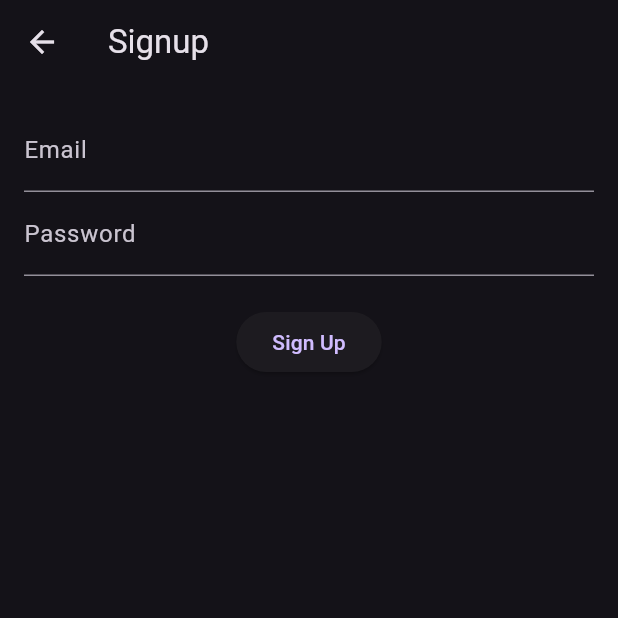
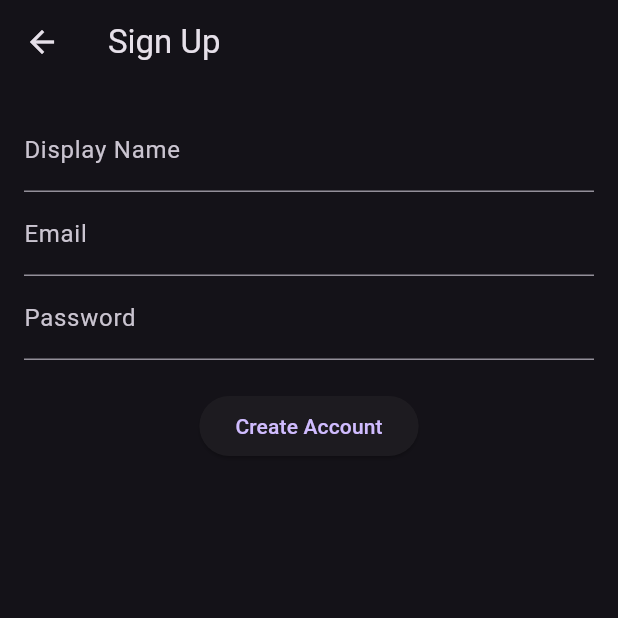
Before and after one commit to Jian-cod/gammer, a Flutter app: the SignupScreen screen opened by its route, on a phone screen of 412 x 824 dp, the top half of it. Run offline on Flutter 3.47's test engine with Material 3 defaults, Android fonts, the phone set to English and light mode, and no system bars; our stand-ins replace cloud_firestore, firebase_auth, firebase_core, firebase_messaging, flutter_local_notifications, video_player; accounts and stored records are empty.

```diff
--- a/lib/screens/signup_screen.dart
+++ b/lib/screens/signup_screen.dart
@@ -10,53 +10,81 @@ class SignupScreen extends StatefulWidget {
 }
 
 class _SignupScreenState extends State<SignupScreen> {
-  final emailController = TextEditingController();
-  final passwordController = TextEditingController();
+  final _formKey = GlobalKey<FormState>();
+  final _emailController = TextEditingController();
+  final _passwordController = TextEditingController();
+  final _nameController = TextEditingController();
 
-  Future<void> signup() async {
+  Future<void> _signup() async {
+    if (!_formKey.currentState!.validate()) return;
+
     try {
-      final userCredential = await FirebaseAuth.instance.createUserWithEmailAndPassword(
-        email: emailController.text.trim(),
-        password: passwordController.text.trim(),
-      );
+      final userCredential = await FirebaseAuth.instance
+          .createUserWithEmailAndPassword(
+              email: _emailController.text.trim(),
+              password: _passwordController.text.trim());
 
-      await FirebaseFirestore.instance.collection('users').doc(userCredential.user!.uid).set({
-        'email': emailController.text.trim(),
-        'role': 'user',
+      final user = userCredential.user;
+      if (user != null) {
+        // Save user profile to Firestore
+        await FirebaseFirestore.instance
+            .collection('users')
+            .doc(user.uid)
+            .set({
+          'uid': user.uid,
+          'email': user.email,
+          'name': _nameController.text.trim(),
         });
 
-      if (mounted) {
+        if (context.mounted) {
           Navigator.pushReplacementNamed(context, '/home');
         }
+      }
     } catch (e) {
-      if (mounted) {
       ScaffoldMessenger.of(context).showSnackBar(
-          SnackBar(content: Text('Signup failed: $e')),
+        SnackBar(content: Text('⚠️ Error: $e')),
       );
-      }
     }
   }
 
   @override
   Widget build(BuildContext context) {
     return Scaffold(
-      appBar: AppBar(title: const Text('Signup')),
+      appBar: AppBar(title: const Text('Sign Up')),
       body: Padding(
         padding: const EdgeInsets.all(16),
+        child: Form(
+          key: _formKey,
           child: Column(
             children: [
-            TextField(
-              controller: emailController,
+              TextFormField(
+                controller: _nameController,
+                decoration: const InputDecoration(labelText: 'Display Name'),
+                validator: (value) =>
+                    value == null || value.isEmpty ? 'Enter name' : null,
+              ),
+              TextFormField(
+                controller: _emailController,
                 decoration: const InputDecoration(labelText: 'Email'),
+                validator: (value) =>
+                    value == null || value.isEmpty ? 'Enter email' : null,
               ),
-            TextField(
-              controller: passwordController,
+              TextFormField(
+                controller: _passwordController,
                 obscureText: true,
                 decoration: const InputDecoration(labelText: 'Password'),
+                validator: (value) =>
+                    value == null || value.length < 6
+                        ? 'Minimum 6 characters'
+                        : null,
               ),
               const SizedBox(height: 20),
-            ElevatedButton(onPressed: signup, child: const Text('Sign Up')),
+              ElevatedButton(
+                onPressed: _signup,
+                child: const Text('Create Account'),
+              ),
             ],
+          ),
         ),
       ),
     );
```
Also changed, not shown: lib/screens/join_tournament_screen.dart (+38 -6 lines). Lines whose indentation alone changed are shown as unchanged.
